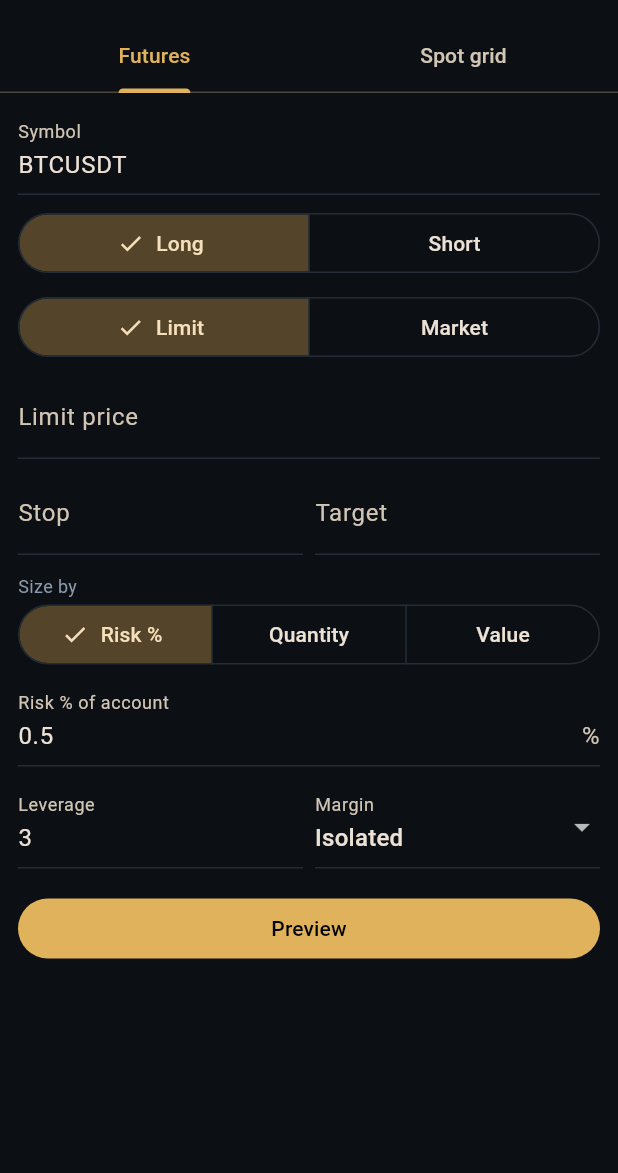
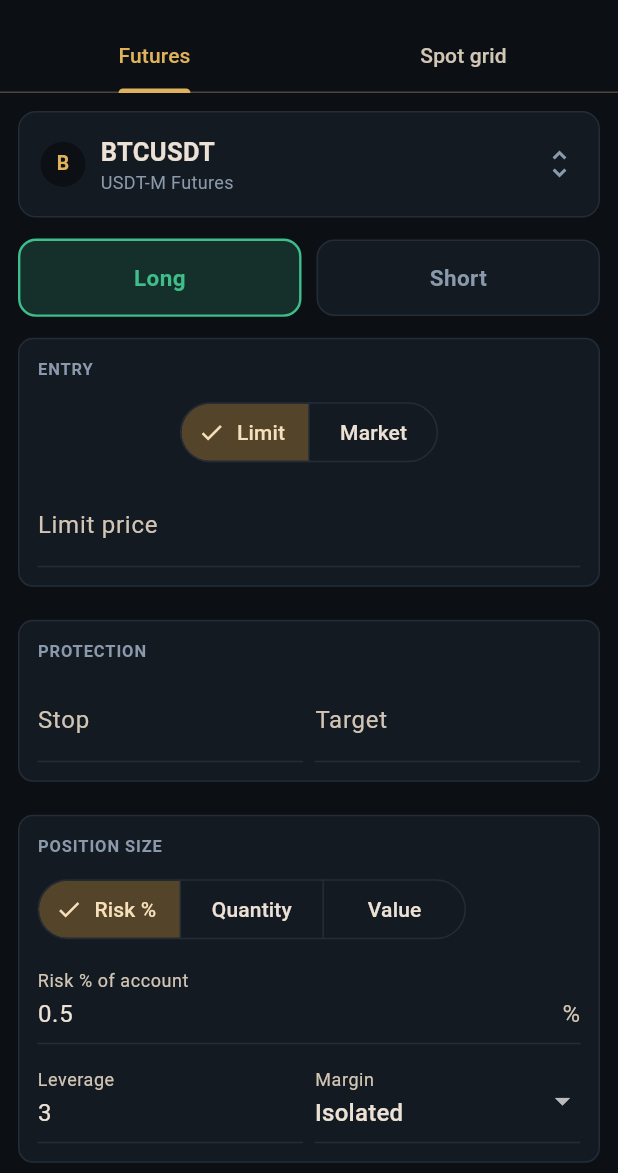
Before and after one commit to usmonkamalov8-boop/trade-companion, a Flutter app: the OrderTicketPage screen opened directly, after a tap on "Long", on a phone screen of 412 x 824 dp, the part 63-1236 px from its top. Run offline on Flutter 3.47's test engine with Material 3 defaults, Android fonts, the phone set to English and light mode, and no system bars; our stand-ins replace local_auth, shared_preferences, webview_flutter; accounts and stored records are empty.

```diff
--- a/flutter_app/lib/screens/order_ticket.dart
+++ b/flutter_app/lib/screens/order_ticket.dart
@@ -1,6 +1,7 @@
 // Manual order ticket (futures) and spot-grid wizard, as two tabs.
 import 'package:flutter/material.dart';
 import '../api.dart';
+import '../symbol_picker.dart';
 import '../theme.dart';
 
 class OrderTicketPage extends StatefulWidget {
@@ -26,6 +27,77 @@ class _OrderTicketPageState extends State<OrderTicketPage> with SingleTickerProv
         ),
         body: TabBarView(controller: tab, children: const [_FuturesTicket(), _GridWizard()]),
       );
+}
+
+/// A tappable, non-freeform symbol selector - opens the searchable picker rather than accepting typed text
+/// directly, so every symbol placed here is guaranteed to be a real, live Binance pair rather than a typo.
+class _SymbolField extends StatelessWidget {
+  final String symbol;
+  final String kind; // 'fut' | 'spot' - which market the picker searches
+  final String title;
+  final ValueChanged<String> onChanged;
+  const _SymbolField({required this.symbol, required this.kind, required this.title, required this.onChanged});
+
+  @override
+  Widget build(BuildContext context) {
+    final p = context.pal;
+    return InkWell(
+      borderRadius: BorderRadius.circular(12),
+      onTap: () async {
+        final s = await showSymbolPicker(context, kind: kind, title: title);
+        if (s != null) onChanged(s);
+      },
+      child: Container(
+        padding: const EdgeInsets.symmetric(horizontal: 14, vertical: 14),
+        decoration: BoxDecoration(
+          color: p.surface,
+          borderRadius: BorderRadius.circular(12),
+          border: Border.all(color: p.outline),
+        ),
+        child: Row(children: [
+          CircleAvatar(
+            radius: 15,
+            backgroundColor: p.bg,
+            child: Text(
+              symbol.isNotEmpty ? symbol[0] : '?',
+              style: TextStyle(fontSize: 13, color: p.accent, fontWeight: FontWeight.bold),
+            ),
+          ),
+          const SizedBox(width: 10),
+          Expanded(
+            child: Column(crossAxisAlignment: CrossAxisAlignment.start, children: [
+              Text(symbol.isEmpty ? 'Select a pair' : symbol,
+                  style: numStyle.copyWith(fontSize: 17, fontWeight: FontWeight.w700)),
+              Text(kind == 'fut' ? 'USDT-M Futures' : 'Spot', style: TextStyle(color: p.muted, fontSize: 12)),
+            ]),
+          ),
+          Icon(Icons.unfold_more, color: p.muted),
+        ]),
+      ),
+    );
+  }
+}
+
+/// A labeled group of fields, giving the ticket real visual sections instead of one long flat list.
+class _Section extends StatelessWidget {
+  final String label;
+  final Widget child;
+  const _Section({required this.label, required this.child});
+
+  @override
+  Widget build(BuildContext context) {
+    final p = context.pal;
+    return Padding(
+      padding: const EdgeInsets.only(bottom: 14),
+      child: Panel(
+        child: Column(crossAxisAlignment: CrossAxisAlignment.start, children: [
+          Text(label.toUpperCase(), style: TextStyle(color: p.muted, fontSize: 11, fontWeight: FontWeight.w700, letterSpacing: 0.6)),
+          const SizedBox(height: 10),
+          child,
+        ]),
+      ),
+    );
+  }
 }
 
 class _FuturesTicket extends StatefulWidget {
@@ -109,39 +181,60 @@ class _FuturesTicketState extends State<_FuturesTicket> {
     final p = context.pal;
     final v = preview;
     final ok = v?['ok'] == true;
+    final isLong = side == 'LONG';
     return ListView(padding: const EdgeInsets.all(12), children: [
-      TextField(controller: symbol, decoration: const InputDecoration(labelText: 'Symbol', hintText: 'BTCUSDT')),
-      const SizedBox(height: 8),
-      SegmentedButton<String>(
-        segments: const [ButtonSegment(value: 'LONG', label: Text('Long')), ButtonSegment(value: 'SHORT', label: Text('Short'))],
-        selected: {side},
-        onSelectionChanged: (v) => setState(() => side = v.first),
+      _SymbolField(
+        symbol: symbol.text.trim().toUpperCase(),
+        kind: 'fut',
+        title: 'Select futures pair',
+        onChanged: (s) => setState(() => symbol.text = s),
       ),
-      const SizedBox(height: 8),
+      const SizedBox(height: 14),
+      Row(children: [
+        Expanded(
+          child: _SideButton(label: 'Long', selected: isLong, color: p.gain, onTap: () => setState(() => side = 'LONG')),
+        ),
+        const SizedBox(width: 10),
+        Expanded(
+          child: _SideButton(label: 'Short', selected: !isLong, color: p.loss, onTap: () => setState(() => side = 'SHORT')),
+        ),
+      ]),
+      const SizedBox(height: 14),
+      _Section(
+        label: 'Entry',
+        child: Column(children: [
           SegmentedButton<String>(
             segments: const [ButtonSegment(value: 'LIMIT', label: Text('Limit')), ButtonSegment(value: 'MARKET', label: Text('Market'))],
             selected: {entryType},
             onSelectionChanged: (v) => setState(() => entryType = v.first),
           ),
-      if (entryType == 'LIMIT') ...[const SizedBox(height: 8), TextField(controller: price, keyboardType: const TextInputType.numberWithOptions(decimal: true), decoration: const InputDecoration(labelText: 'Limit price'))],
-      const SizedBox(height: 8),
-      Row(children: [
+          if (entryType == 'LIMIT') ...[
+            const SizedBox(height: 10),
+            TextField(controller: price, keyboardType: const TextInputType.numberWithOptions(decimal: true), decoration: const InputDecoration(labelText: 'Limit price')),
+          ],
+        ]),
+      ),
+      _Section(
+        label: 'Protection',
+        child: Row(children: [
           Expanded(child: TextField(controller: stop, keyboardType: const TextInputType.numberWithOptions(decimal: true), decoration: const InputDecoration(labelText: 'Stop'))),
           const SizedBox(width: 8),
           Expanded(child: TextField(controller: tp, keyboardType: const TextInputType.numberWithOptions(decimal: true), decoration: const InputDecoration(labelText: 'Target'))),
         ]),
-      const SizedBox(height: 12),
-      Text('Size by', style: TextStyle(color: p.muted, fontSize: 12)),
+      ),
+      _Section(
+        label: 'Position size',
+        child: Column(crossAxisAlignment: CrossAxisAlignment.start, children: [
           SegmentedButton<String>(
             segments: const [ButtonSegment(value: 'risk', label: Text('Risk %')), ButtonSegment(value: 'qty', label: Text('Quantity')), ButtonSegment(value: 'notional', label: Text('Value'))],
             selected: {sizeMode},
             onSelectionChanged: (v) => setState(() => sizeMode = v.first),
           ),
-      const SizedBox(height: 8),
+          const SizedBox(height: 10),
           if (sizeMode == 'risk') TextField(controller: riskPct, keyboardType: const TextInputType.numberWithOptions(decimal: true), decoration: const InputDecoration(labelText: 'Risk % of account', suffixText: '%')),
           if (sizeMode == 'qty') TextField(controller: qty, keyboardType: const TextInputType.numberWithOptions(decimal: true), decoration: const InputDecoration(labelText: 'Quantity')),
           if (sizeMode == 'notional') TextField(controller: notional, keyboardType: const TextInputType.numberWithOptions(decimal: true), decoration: const InputDecoration(labelText: 'Position value (USDT)')),
-      const SizedBox(height: 12),
+          const SizedBox(height: 10),
           Row(children: [
             Expanded(
               child: TextField(controller: leverage, keyboardType: TextInputType.number, decoration: const InputDecoration(labelText: 'Leverage')),
@@ -156,8 +249,9 @@ class _FuturesTicketState extends State<_FuturesTicket> {
               ),
             ),
           ]),
-      const SizedBox(height: 16),
-      FilledButton(onPressed: busy ? null : _preview, child: const Text('Preview')),
+        ]),
+      ),
+      FilledButton.tonal(onPressed: busy ? null : _preview, child: const Text('Preview')),
       const SizedBox(height: 8),
       if (error != null) Text(error!, style: TextStyle(color: p.loss)),
       if (v != null)
@@ -173,9 +267,45 @@ class _FuturesTicketState extends State<_FuturesTicket> {
             for (final w in (v['warnings'] as List? ?? [])) Text(w, style: TextStyle(color: p.warn)),
           ]),
         ),
-      const SizedBox(height: 8),
-      if (ok) FilledButton(onPressed: busy ? null : _submit, child: const Text('Place order')),
+      const SizedBox(height: 12),
+      if (ok)
+        SizedBox(
+          height: 50,
+          child: FilledButton(
+            style: FilledButton.styleFrom(backgroundColor: isLong ? p.gain : p.loss, foregroundColor: Colors.white, textStyle: const TextStyle(fontSize: 16, fontWeight: FontWeight.w700)),
+            onPressed: busy ? null : _submit,
+            child: Text('${isLong ? 'Buy / Long' : 'Sell / Short'} ${symbol.text.toUpperCase()}'),
+          ),
+        ),
     ]);
+  }
+}
+
+class _SideButton extends StatelessWidget {
+  final String label;
+  final bool selected;
+  final Color color;
+  final VoidCallback onTap;
+  const _SideButton({required this.label, required this.selected, required this.color, required this.onTap});
+
+  @override
+  Widget build(BuildContext context) {
+    final p = context.pal;
+    return InkWell(
+      borderRadius: BorderRadius.circular(12),
+      onTap: onTap,
+      child: AnimatedContainer(
+        duration: const Duration(milliseconds: 150),
+        padding: const EdgeInsets.symmetric(vertical: 14),
+        alignment: Alignment.center,
+        decoration: BoxDecoration(
+          color: selected ? color.withAlpha(46) : p.surface,
+          borderRadius: BorderRadius.circular(12),
+          border: Border.all(color: selected ? color : p.outline, width: selected ? 1.6 : 1),
+        ),
+        child: Text(label, style: TextStyle(color: selected ? color : p.muted, fontWeight: FontWeight.w700, fontSize: 15)),
+      ),
+    );
   }
 }
 
@@ -265,27 +395,38 @@ class _GridWizardState extends State<_GridWizard> {
     final ok = v?['ok'] == true;
     final sg = v?['suggest'] as Map<String, dynamic>?;
     return ListView(padding: const EdgeInsets.all(12), children: [
-      TextField(controller: symbol, decoration: const InputDecoration(labelText: 'Symbol (spot)', hintText: 'BTCUSDT')),
-      const SizedBox(height: 8),
+      _SymbolField(
+        symbol: symbol.text.trim().toUpperCase(),
+        kind: 'spot',
+        title: 'Select spot pair',
+        onChanged: (s) => setState(() => symbol.text = s),
+      ),
+      const SizedBox(height: 14),
+      _Section(
+        label: 'Range',
+        child: Column(children: [
           Row(children: [
             Expanded(child: TextField(controller: lower, keyboardType: const TextInputType.numberWithOptions(decimal: true), decoration: const InputDecoration(labelText: 'Lower price'))),
             const SizedBox(width: 8),
             Expanded(child: TextField(controller: upper, keyboardType: const TextInputType.numberWithOptions(decimal: true), decoration: const InputDecoration(labelText: 'Upper price'))),
           ]),
-      const SizedBox(height: 8),
-      Row(children: [
-        Expanded(child: TextField(controller: gridsC, keyboardType: TextInputType.number, decoration: const InputDecoration(labelText: 'Number of grids'))),
-        const SizedBox(width: 8),
-        Expanded(child: TextField(controller: invest, keyboardType: const TextInputType.numberWithOptions(decimal: true), decoration: const InputDecoration(labelText: 'Investment (USDT)'))),
-      ]),
-      const SizedBox(height: 8),
+          const SizedBox(height: 10),
           SegmentedButton<String>(
             segments: const [ButtonSegment(value: 'arithmetic', label: Text('Even spacing')), ButtonSegment(value: 'geometric', label: Text('% spacing'))],
             selected: {mode},
             onSelectionChanged: (v) => setState(() => mode = v.first),
           ),
-      const SizedBox(height: 12),
-      FilledButton(onPressed: busy ? null : _plan, child: const Text('Calculate')),
+        ]),
+      ),
+      _Section(
+        label: 'Grid setup',
+        child: Row(children: [
+          Expanded(child: TextField(controller: gridsC, keyboardType: TextInputType.number, decoration: const InputDecoration(labelText: 'Number of grids'))),
+          const SizedBox(width: 8),
+          Expanded(child: TextField(controller: invest, keyboardType: const TextInputType.numberWithOptions(decimal: true), decoration: const InputDecoration(labelText: 'Investment (USDT)'))),
+        ]),
+      ),
+      FilledButton.tonal(onPressed: busy ? null : _plan, child: const Text('Calculate')),
       const SizedBox(height: 8),
       if (error != null) Text(error!, style: TextStyle(color: p.loss)),
       if (sg != null)
@@ -313,8 +454,16 @@ class _GridWizardState extends State<_GridWizard> {
             for (final w in (v['warnings'] as List? ?? [])) Text('$w', style: TextStyle(color: p.warn)),
           ]),
         ),
-      const SizedBox(height: 8),
-      if (ok) FilledButton(onPressed: busy ? null : _start, child: const Text('Start grid')),
+      const SizedBox(height: 12),
+      if (ok)
+        SizedBox(
+          height: 50,
+          child: FilledButton(
+            style: FilledButton.styleFrom(textStyle: const TextStyle(fontSize: 16, fontWeight: FontWeight.w700)),
+            onPressed: busy ? null : _start,
+            child: Text('Start grid ${symbol.text.toUpperCase()}'),
+          ),
+        ),
     ]);
   }
 }
```
Also changed, not shown: 3 other files. Lines whose indentation alone changed are shown as unchanged.
